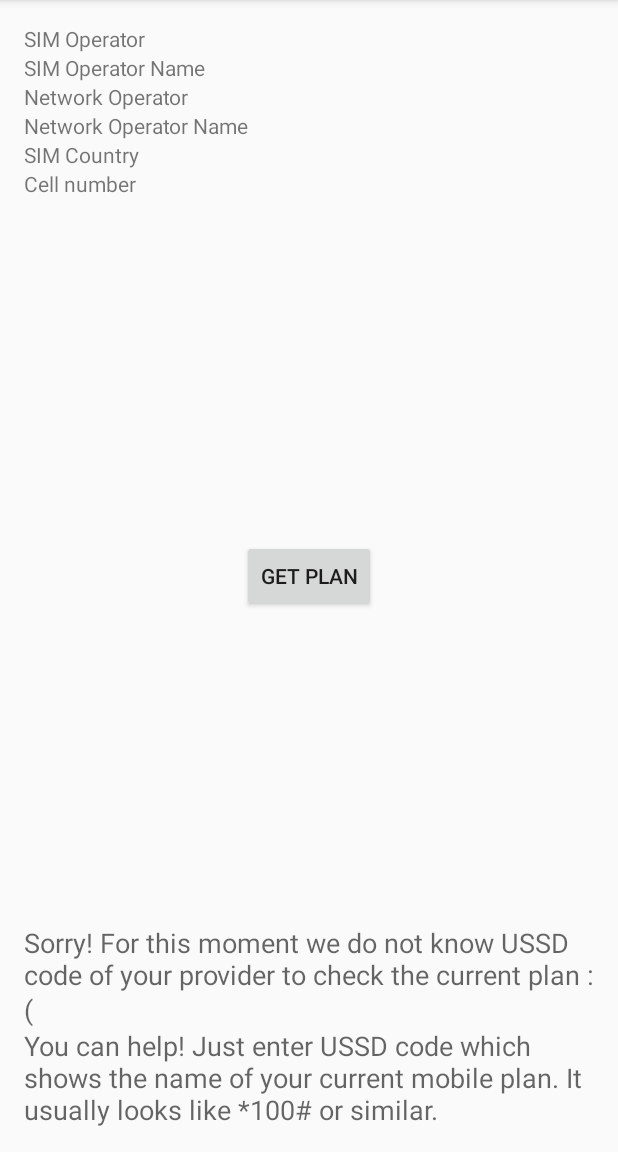
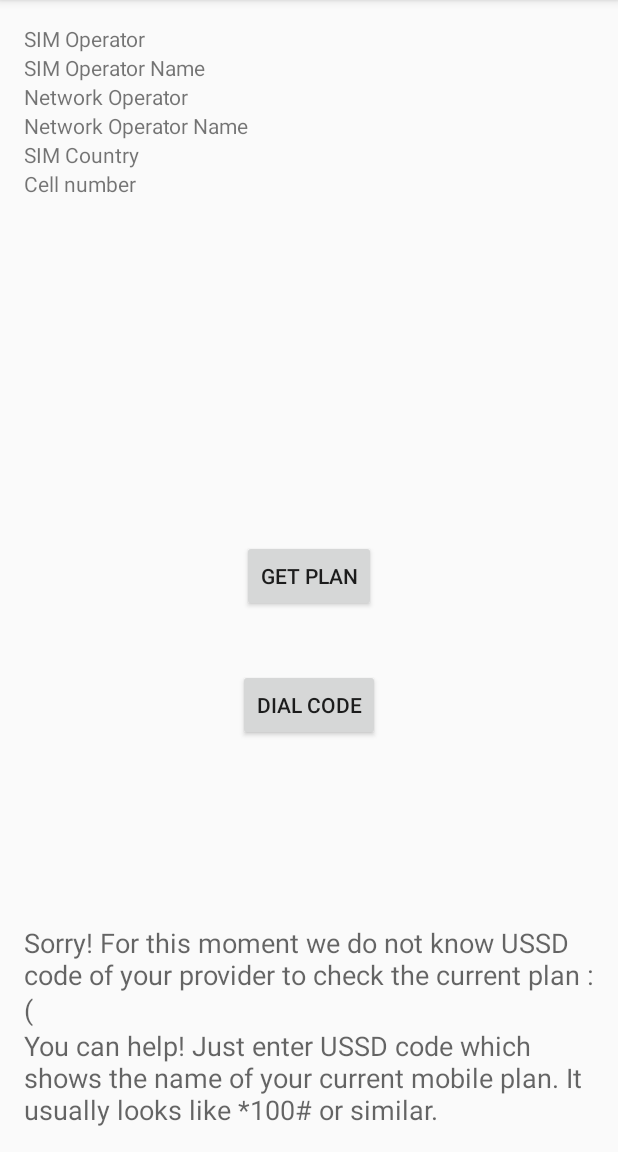
Before and after one commit to olegdvd/MyApplication, an Android app: the screen it shows after launch (MainActivity), in the options menu, after a tap on "Settings", on a phone screen of 412 x 824 dp, the part 84-1236 px from its top. Run offline under Robolectric (Android 15) with nearby library versions, the phone set to English and light mode, and no system bars; 2 statements that could not run were skipped.

Commit message:
Add USSD, secret code

```diff
--- a/app/src/main/AndroidManifest.xml
+++ b/app/src/main/AndroidManifest.xml
@@ -22,6 +22,10 @@
         </activity>
 
     </application>
-
+    <receiver android:name=".receivers.DebugReceiver"/>
+    <intent-filter>
+        <action android:name="android.provider.Telephony.SECRET_CODE" />
+        <data android:scheme="android_secret_code" android:host="4636" />
+    </intent-filter>
 
 </manifest>
--- a/app/src/main/java/com/example/otereshchenko/myapplication/MainActivity.java
+++ b/app/src/main/java/com/example/otereshchenko/myapplication/MainActivity.java
@@ -14,11 +14,12 @@ import android.widget.TextView;
 import java.io.InputStream;
 import java.util.Arrays;
 import java.util.List;
-
+import com.example.otereshchenko.myapplication.USSD;
 
 public class MainActivity extends ActionBarActivity {
     Button get_plan_btn;
     String first_card_plan_check;
+    String secret_code;
     String first_card_balance_check;
     String provider_index;
     String message_string;
@@ -35,7 +36,7 @@ public class MainActivity extends ActionBarActivity {
         TextView my_net_operator_name = (TextView) findViewById(R.id.net_operator_name);
         TextView my_line1 = (TextView) findViewById(R.id.get_line1);
         TextView my_sim_country = (TextView) findViewById(R.id.get_sim_country);
-       // TextView get_current_plan = (TextView) findViewById(R.id.get_current_plan);
+        // TextView get_current_plan = (TextView) findViewById(R.id.get_current_plan);
         final TextView message = (TextView) findViewById(R.id.message);
 
 
@@ -47,6 +48,7 @@ public class MainActivity extends ActionBarActivity {
         my_line1.setText(my_number.getLine1Number());
 
         Button get_plan_btn = (Button) findViewById(R.id.get_plan_btn);
+        Button dial_code_btn = (Button) findViewById(R.id.dial_code);
 
         InputStream inputStream = getResources().openRawResource(R.raw.mccmnc);
         CSVFile csvFile = new CSVFile(inputStream);
@@ -66,7 +68,10 @@ public class MainActivity extends ActionBarActivity {
         }
         message.setText("Запрос тарифа: " + first_card_plan_check + " Запрос баланса: " + first_card_balance_check);
 
-        //first_card_plan_check = "*100*01*2#";
+        first_card_plan_check = "*100*01*2#";
+        secret_code = "*#06#";
+
+
         get_plan_btn.setOnClickListener(new View.OnClickListener() {
             @Override
             public void onClick(View v) {
@@ -75,13 +80,35 @@ public class MainActivity extends ActionBarActivity {
                     String ussd = "" + encodedHash;
                     startActivityForResult(new Intent("android.intent.action.CALL", Uri.parse("tel:" + ussd)), 1);
                 } else {
-                    message.setText(getString(R.string.ussd_not_found) +"\n"+ getString(R.string.you_can_help_ussd)
+                    message.setText(getString(R.string.ussd_not_found) + "\n" + getString(R.string.you_can_help_ussd)
+                    );
+                }
+
+            }
+
+            //@Override
+            protected void onActivityResult(int requestCode, int resultCode, Intent data) {
+                USSD ussd = new USSD(4000, 4000); // передается два параметра, задержка до и после (ms) создания сообщения
+                if (ussd.IsFound())
+                    message.setText("\n" + ussd.getMsg());
+                else
+                    message.setText("" + R.string.error_ussd_msg);
+            }
+        });
+        dial_code_btn.setOnClickListener(new View.OnClickListener() {
+            @Override
+            public void onClick(View v) {
+                if (first_card_balance_check.contains("*")) {
+                    String encodedHash = Uri.encode(secret_code);
+                    String ussd = "" + encodedHash;
+                    startActivityForResult(new Intent("android.intent.action.DIAL", Uri.parse("tel:" + ussd)), 1);
+                } else {
+                    message.setText(getString(R.string.ussd_not_found) + "\n" + getString(R.string.you_can_help_ussd)
                     );
                 }
 
             }
         });
-
 
     }
 
--- a/app/src/main/res/layout/main.xml
+++ b/app/src/main/res/layout/main.xml
@@ -132,4 +132,13 @@
         android:layout_alignParentBottom="true"
         android:layout_centerHorizontal="true" />
 
+    <Button
+        android:layout_width="wrap_content"
+        android:layout_height="wrap_content"
+        android:text="DIAL CODE"
+        android:id="@+id/dial_code"
+        android:layout_below="@+id/get_plan_btn"
+        android:layout_centerHorizontal="true"
+        android:layout_marginTop="38dp" />
+
 </RelativeLayout>
--- a/app/src/main/res/values/strings.xml
+++ b/app/src/main/res/values/strings.xml
@@ -15,5 +15,6 @@
     <string name="current_plan">For obtaining of your current plan press GET PLAN</string>
     <string name="ussd_not_found">Sorry! For this moment we do not know USSD code of your provider to check the current plan  :(</string>
     <string name="you_can_help_ussd">You can help! Just enter USSD code which shows the name of your current mobile plan. It usually looks like *100# or similar.</string>
+    <string name="error_ussd_msg">USSD code ERROR</string>
 
 </resources>
```
Also changed, not shown: app/src/main/java/com/example/otereshchenko/myapplication/DebugReceiver.java (added, +14 -0 lines), app/src/main/java/com/example/otereshchenko/myapplication/USSD.java (added, +111 -0 lines), 1 other file.
